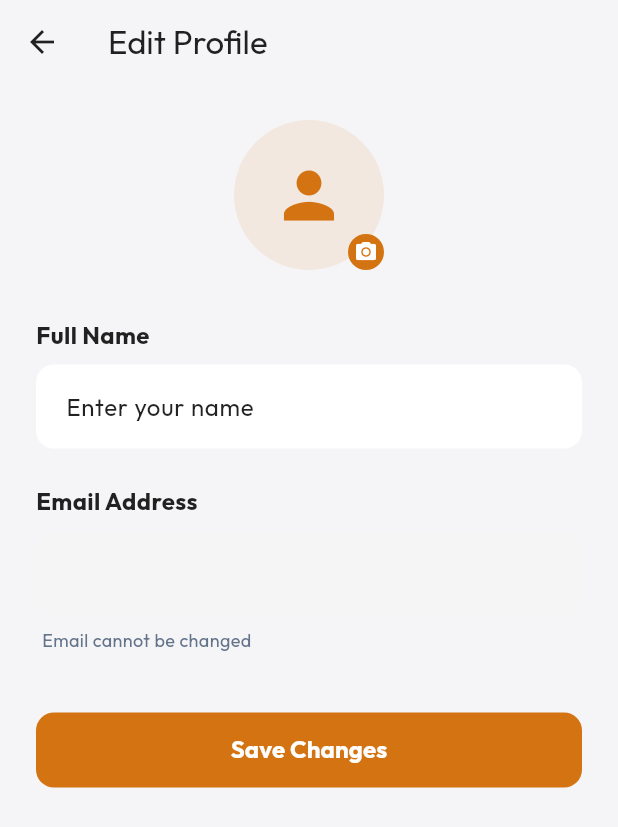
After one commit to Natanim-Kemal/aman-coffee, a Flutter app: the screen it shows once a user with an empty profile is signed in, item 4 of the bottom bar chosen, after a tap on "Profile", on a phone screen of 412 x 824 dp. The commit adds this screen. Shown: the top 827 px of the screen. Run offline on Flutter 3.47's test engine with Material 3 defaults, Android fonts, the phone set to English and light mode, and no system bars; our stand-ins replace cloud_firestore, firebase_auth, firebase_core, firebase_storage, fl_chart, flutter_animate and 5 more; accounts and stored records are empty; generated files the repository leaves out were written again; project files that could hold a hidden picture were left out.

Commit message:
feat(settings): add theme and settings providers with updated settings UI
Introduces ThemeProvider and SettingsProvider. Updates main.dart to use consumers for dynamic theming. Adds Profile Edit and Notification Settings screens.

```diff
--- /dev/null
+++ b/app/lib/core/providers/settings_provider.dart
@@ -0,0 +1,45 @@
+import 'package:flutter/material.dart';
+import 'package:shared_preferences/shared_preferences.dart';
+
+class SettingsProvider with ChangeNotifier {
+  bool _emailNotifications = true;
+  bool _pushNotifications = true;
+  bool _smsNotifications = false;
+
+  bool get emailNotifications => _emailNotifications;
+  bool get pushNotifications => _pushNotifications;
+  bool get smsNotifications => _smsNotifications;
+
+  SettingsProvider() {
+    _loadPreferences();
+  }
+
+  Future<void> _loadPreferences() async {
+    final prefs = await SharedPreferences.getInstance();
+    _emailNotifications = prefs.getBool('email_notifications') ?? true;
+    _pushNotifications = prefs.getBool('push_notifications') ?? true;
+    _smsNotifications = prefs.getBool('sms_notifications') ?? false;
+    notifyListeners();
+  }
+
+  Future<void> toggleEmailNotifications(bool value) async {
+    _emailNotifications = value;
+    notifyListeners();
+    final prefs = await SharedPreferences.getInstance();
+    await prefs.setBool('email_notifications', value);
+  }
+
+  Future<void> togglePushNotifications(bool value) async {
+    _pushNotifications = value;
+    notifyListeners();
+    final prefs = await SharedPreferences.getInstance();
+    await prefs.setBool('push_notifications', value);
+  }
+
+  Future<void> toggleSmsNotifications(bool value) async {
+    _smsNotifications = value;
+    notifyListeners();
+    final prefs = await SharedPreferences.getInstance();
+    await prefs.setBool('sms_notifications', value);
+  }
+}
--- /dev/null
+++ b/app/lib/core/providers/theme_provider.dart
@@ -0,0 +1,27 @@
+import 'package:flutter/material.dart';
+import 'package:shared_preferences/shared_preferences.dart';
+
+class ThemeProvider extends ChangeNotifier {
+  ThemeMode _themeMode = ThemeMode.light;
+
+  ThemeMode get themeMode => _themeMode;
+  bool get isDarkMode => _themeMode == ThemeMode.dark;
+
+  ThemeProvider() {
+    _loadTheme();
+  }
+
+  Future<void> _loadTheme() async {
+    final prefs = await SharedPreferences.getInstance();
+    final isDark = prefs.getBool('isDarkMode') ?? false;
+    _themeMode = isDark ? ThemeMode.dark : ThemeMode.light;
+    notifyListeners();
+  }
+
+  Future<void> toggleTheme(bool isDark) async {
+    _themeMode = isDark ? ThemeMode.dark : ThemeMode.light;
+    notifyListeners();
+    final prefs = await SharedPreferences.getInstance();
+    await prefs.setBool('isDarkMode', isDark);
+  }
+}
--- a/app/lib/main.dart
+++ b/app/lib/main.dart
@@ -5,7 +5,9 @@ import 'firebase_options.dart';
 import 'core/theme/app_theme.dart';
 import 'core/providers/auth_provider.dart';
 import 'core/providers/worker_provider.dart';
-import 'core/providers/transaction_provider.dart'; // Added this import
+import 'core/providers/transaction_provider.dart';
+import 'core/providers/theme_provider.dart';
+import 'core/providers/settings_provider.dart';
 import 'presentation/screens/dashboard/dashboard_screen.dart';
 import 'presentation/screens/worker_list/worker_list_screen.dart';
 import 'presentation/widgets/custom_bottom_nav.dart';
@@ -16,7 +18,6 @@ import 'presentation/screens/reports/reports_screen.dart';
 void main() async {
   WidgetsFlutterBinding.ensureInitialized();
 
-  // Initialize Firebase (only if not already initialized)
   try {
     await Firebase.initializeApp(
       options: DefaultFirebaseOptions.currentPlatform,
@@ -40,15 +41,21 @@ class StitchWorkerApp extends StatelessWidget {
       providers: [
         ChangeNotifierProvider(create: (_) => AuthProvider()),
         ChangeNotifierProvider(create: (_) => WorkerProvider()),
-        ChangeNotifierProvider(create: (_) => TransactionProvider()), // Added this provider
+        ChangeNotifierProvider(create: (_) => TransactionProvider()),
+        ChangeNotifierProvider(create: (_) => ThemeProvider()),
+        ChangeNotifierProvider(create: (_) => SettingsProvider()),
       ],
-      child: MaterialApp(
-        title: 'Stitch Worker List',
-        theme: AppTheme.lightTheme,
-        darkTheme: AppTheme.darkTheme,
-        themeMode: ThemeMode.light,
-        debugShowCheckedModeBanner: false,
-        home: const AuthGate(),
+      child: Consumer<ThemeProvider>(
+        builder: (context, themeProvider, _) {
+          return MaterialApp(
+            title: 'Cofiz',
+            theme: AppTheme.lightTheme,
+            darkTheme: AppTheme.darkTheme,
+            themeMode: themeProvider.themeMode,
+            debugShowCheckedModeBanner: false,
+            home: const AuthGate(),
+          );
+        },
       ),
     );
   }
--- /dev/null
+++ b/app/lib/presentation/screens/settings/profile_edit_screen.dart
@@ -0,0 +1,227 @@
+import 'package:flutter/material.dart';
+import 'package:provider/provider.dart';
+import '../../../core/providers/auth_provider.dart';
+import '../../../core/theme/app_theme.dart';
+
+class ProfileEditScreen extends StatefulWidget {
+  const ProfileEditScreen({super.key});
+
+  @override
+  State<ProfileEditScreen> createState() => _ProfileEditScreenState();
+}
+
+class _ProfileEditScreenState extends State<ProfileEditScreen> {
+  final _formKey = GlobalKey<FormState>();
+  late TextEditingController _nameController;
+  late TextEditingController _emailController;
+
+  @override
+  void initState() {
+    super.initState();
+    final user = Provider.of<AuthProvider>(context, listen: false).user;
+    _nameController = TextEditingController(text: user?.displayName ?? '');
+    _emailController = TextEditingController(text: user?.email ?? '');
+  }
+
+  @override
+  void dispose() {
+    _nameController.dispose();
+    _emailController.dispose();
+    super.dispose();
+  }
+
+  Future<void> _saveProfile() async {
+    if (_formKey.currentState!.validate()) {
+      final success = await Provider.of<AuthProvider>(context, listen: false)
+          .updateUserProfile(displayName: _nameController.text.trim());
+
+      if (mounted) {
+        if (success) {
+          ScaffoldMessenger.of(context).showSnackBar(
+            const SnackBar(content: Text('Profile updated successfully')),
+          );
+          Navigator.pop(context);
+        } else {
+           ScaffoldMessenger.of(context).showSnackBar(
+             SnackBar(content: Text(
+               Provider.of<AuthProvider>(context, listen: false).errorMessage ?? 'Update failed'
+             )),
+          );
+        }
+      }
+    }
+  }
+
+  @override
+  Widget build(BuildContext context) {
+    final authProvider = Provider.of<AuthProvider>(context);
+
+    return Scaffold(
+      backgroundColor: AppColors.backgroundLight,
+      appBar: AppBar(
+        title: const Text('Edit Profile'),
+        backgroundColor: Colors.transparent,
+        elevation: 0,
+      ),
+      body: SafeArea(
+        child: SingleChildScrollView(
+          padding: const EdgeInsets.all(24),
+          child: Form(
+            key: _formKey,
+            child: Column(
+              crossAxisAlignment: CrossAxisAlignment.start,
+              children: [
+                Center(
+                  child: Stack(
+                    children: [
+                      Container(
+                        width: 100,
+                        height: 100,
+                        decoration: BoxDecoration(
+                          color: AppColors.primary.withOpacity(0.1),
+                          shape: BoxShape.circle,
+                        ),
+                        child: Icon(
+                          Icons.person,
+                          size: 50,
+                          color: AppColors.primary,
+                        ),
+                      ),
+                      Positioned(
+                        bottom: 0,
+                        right: 0,
+                        child: Container(
+                          padding: const EdgeInsets.all(4),
+                          decoration: const BoxDecoration(
+                            color: AppColors.primary,
+                            shape: BoxShape.circle,
+                          ),
+                          child: const Icon(
+                            Icons.camera_alt,
+                            size: 16,
+                            color: Colors.white,
+                          ),
+                        ),
+                      ),
+                    ],
+                  ),
+                ),
+                const SizedBox(height: 32),
+
+                const Text(
+                  'Full Name',
+                  style: TextStyle(
+                    fontWeight: FontWeight.bold,
+                    fontSize: 16,
+                  ),
+                ),
+                const SizedBox(height: 8),
+                TextFormField(
+                  controller: _nameController,
+                  decoration: InputDecoration(
+                    hintText: 'Enter your name',
+                    filled: true,
+                    fillColor: Colors.white,
+                    border: OutlineInputBorder(
+                      borderRadius: BorderRadius.circular(12),
+                      borderSide: const BorderSide(color: Colors.transparent),
+                    ),
+                    enabledBorder: OutlineInputBorder(
+                      borderRadius: BorderRadius.circular(12),
+                      borderSide: const BorderSide(color: Colors.transparent),
+                    ),
+                    contentPadding: const EdgeInsets.symmetric(
+                      horizontal: 16,
+                      vertical: 16,
+                    ),
+                  ),
+                  validator: (value) {
+                    if (value == null || value.isEmpty) {
+                      return 'Please enter your name';
+                    }
+                    return null;
+                  },
+                ),
+
+                const SizedBox(height: 24),
+
+                const Text(
+                  'Email Address',
+                  style: TextStyle(
+                    fontWeight: FontWeight.bold,
+                    fontSize: 16,
+                  ),
+                ),
+                const SizedBox(height: 8),
+                TextFormField(
+                  controller: _emailController,
+                  readOnly: true,
+                  decoration: InputDecoration(
+                    filled: true,
+                    fillColor: Colors.grey.shade100,
+                    border: OutlineInputBorder(
+                      borderRadius: BorderRadius.circular(12),
+                      borderSide: const BorderSide(color: Colors.transparent),
+                    ),
+                    enabledBorder: OutlineInputBorder(
+                      borderRadius: BorderRadius.circular(12),
+                      borderSide: const BorderSide(color: Colors.transparent),
+                    ),
+                    contentPadding: const EdgeInsets.symmetric(
+                      horizontal: 16,
+                      vertical: 16,
+                    ),
+                  ),
+                ),
+                const Padding(
+                  padding: EdgeInsets.only(top: 8, left: 4),
+                  child: Text(
+                    'Email cannot be changed',
+                    style: TextStyle(
+                      color: AppColors.textMutedLight,
+                      fontSize: 12,
+                    ),
+                  ),
+                ),
+
+                const SizedBox(height: 40),
+
+                SizedBox(
+                  width: double.infinity,
+                  height: 50,
+                  child: ElevatedButton(
+                    onPressed: authProvider.isLoading ? null : _saveProfile,
+                    style: ElevatedButton.styleFrom(
+                      backgroundColor: AppColors.primary,
+                      foregroundColor: Colors.white,
+                      elevation: 0,
+                      shape: RoundedRectangleBorder(
+                        borderRadius: BorderRadius.circular(12),
+                      ),
+                    ),
+                    child: authProvider.isLoading
+                        ? const SizedBox(
+                            width: 20,
+                            height: 20,
+                            child: CircularProgressIndicator(
+                              color: Colors.white,
+                              strokeWidth: 2,
+                            ),
+                          )
+                        : const Text(
+                            'Save Changes',
+                            style: TextStyle(
+                              fontSize: 16,
+                              fontWeight: FontWeight.bold,
+                            ),
+                          ),
+                  ),
+                ),
+              ],
+            ),
+          ),
+        ),
+      ),
+    );
+  }
+}
--- a/app/lib/presentation/screens/settings/settings_screen.dart
+++ b/app/lib/presentation/screens/settings/settings_screen.dart
@@ -2,6 +2,9 @@ import 'package:flutter/material.dart';
 import 'package:provider/provider.dart';
 import '../../../core/theme/app_theme.dart';
 import '../../../core/providers/auth_provider.dart';
+import '../../../core/providers/theme_provider.dart';
+import 'profile_edit_screen.dart';
+import 'notification_settings_screen.dart';
 
 class SettingsScreen extends StatelessWidget {
   const SettingsScreen({super.key});
@@ -9,13 +12,15 @@ class SettingsScreen extends StatelessWidget {
   @override
   Widget build(BuildContext context) {
     final theme = Theme.of(context);
-    final isDark = theme.brightness == Brightness.dark;
+    final themeProvider = Provider.of<ThemeProvider>(context);
+    final isDark = themeProvider.isDarkMode;
 
     return Scaffold(
       appBar: AppBar(
-        title: const Text('Settings'),
-        backgroundColor: Colors.transparent,
+        title: const Text('Settings', style: TextStyle(color: Colors.white)),
+        backgroundColor: AppColors.primary,
         elevation: 0,
+        iconTheme: const IconThemeData(color: Colors.white),
       ),
       body: ListView(
         padding: const EdgeInsets.all(16),
@@ -26,13 +31,25 @@ class SettingsScreen extends StatelessWidget {
             icon: Icons.person_outline,
             title: 'Profile',
             subtitle: 'Manage your account',
+            onTap: () {
+              Navigator.push(
+                context,
+                MaterialPageRoute(builder: (context) => const ProfileEditScreen()),
+              );
+            },
           ),
           _buildSettingsTile(
             context,
             icon: Icons.notifications_outlined,
             title: 'Notifications',
             subtitle: 'Customize alerts',
-            trailing: Switch(value: true, onChanged: (val) {}, activeColor: AppColors.primary),
+            onTap: () {
+              Navigator.push(
+                context,
+                MaterialPageRoute(builder: (context) => const NotificationSettingsScreen()),
+              );
+            },
+            trailing: const Icon(Icons.chevron_right, color: Colors.grey),
           ),
 
           const SizedBox(height: 24),
@@ -42,7 +59,11 @@ class SettingsScreen extends StatelessWidget {
             icon: Icons.dark_mode_outlined,
             title: 'Dark Mode',
             subtitle: 'System default',
-            trailing: Switch(value: isDark, onChanged: (val) {}, activeColor: AppColors.primary),
+            trailing: Switch(
+              value: isDark,
+              onChanged: (val) => themeProvider.toggleTheme(val),
+              activeColor: AppColors.primary
+            ),
           ),
           _buildSettingsTile(
             context,
@@ -53,10 +74,11 @@ class SettingsScreen extends StatelessWidget {
 
           const SizedBox(height: 24),
           _buildSectionHeader(theme, 'Security'),
-           _buildSettingsTile(
+          _buildSettingsTile(
             context,
             icon: Icons.lock_outline,
             title: 'Change Password',
+            onTap: () => _showChangePasswordDialog(context),
           ),
            _buildSettingsTile(
             context,
@@ -122,6 +144,7 @@ class SettingsScreen extends StatelessWidget {
     required String title,
     String? subtitle,
     Widget? trailing,
+    VoidCallback? onTap,
   }) {
     final theme = Theme.of(context);
     final isDark = theme.brightness == Brightness.dark;
@@ -136,6 +159,7 @@ class SettingsScreen extends StatelessWidget {
         ),
       ),
       child: ListTile(
+        onTap: onTap,
         leading: Container(
           padding: const EdgeInsets.all(8),
           decoration: BoxDecoration(
@@ -155,4 +179,44 @@ class SettingsScreen extends StatelessWidget {
       ),
     );
   }
+
+  void _showChangePasswordDialog(BuildContext context) {
+    showDialog(
+      context: context,
+      builder: (context) => AlertDialog(
+        title: const Text('Change Password'),
+        content: const Text(
+          'To change your password, we will send a password reset link to your email address. Do you want to proceed?'
+        ),
+        actions: [
+          TextButton(
+            onPressed: () => Navigator.pop(context),
+            child: const Text('Cancel'),
+          ),
+          TextButton(
+            onPressed: () async {
+              Navigator.pop(context);
+              final authProvider = Provider.of<AuthProvider>(context, listen: false);
+              final email = authProvider.user?.email;
+
+              if (email != null) {
+                final success = await authProvider.resetPassword(email: email);
+                if (context.mounted) {
+                  ScaffoldMessenger.of(context).showSnackBar(
+                    SnackBar(
+                      content: Text(success
+                        ? 'Password reset email sent to $email'
+                        : 'Failed to send reset email: ${authProvider.errorMessage}'
+                      ),
+                    ),
+                  );
+                }
+              }
+            },
+            child: const Text('Send Email'),
+          ),
+        ],
+      ),
+    );
+  }
 }
```
Also changed, not shown: app/lib/presentation/screens/settings/notification_settings_screen.dart (added, +93 -0 lines).
